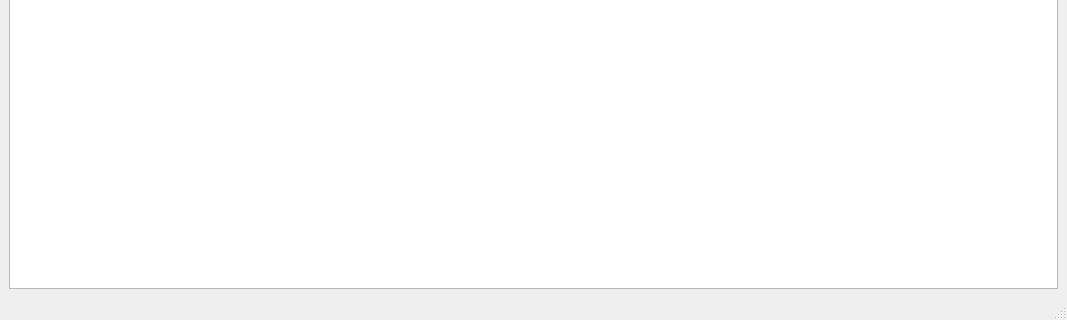
Old version of the form addie/ui/previewMantid.ui in the repository neutrons/addie; both pictures show x 0 to 1067 and y 460 to 780 of the 1067 by 780 pixel window.
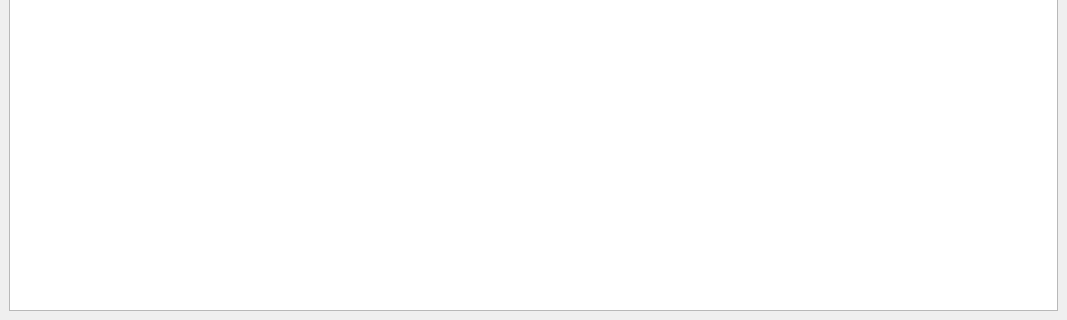
New version of the form.

Commit message: remove status bar

```diff
--- a/addie/ui/previewMantid.ui
+++ b/addie/ui/previewMantid.ui
@@ -37,7 +37,6 @@
    </widget>
    <addaction name="menuFile"/>
   </widget>
-  <widget class="QStatusBar" name="statusbar"/>
   <action name="actionSave_as">
    <property name="text">
     <string>Save as ...</string>
```
The commit also changes 19 other files.
